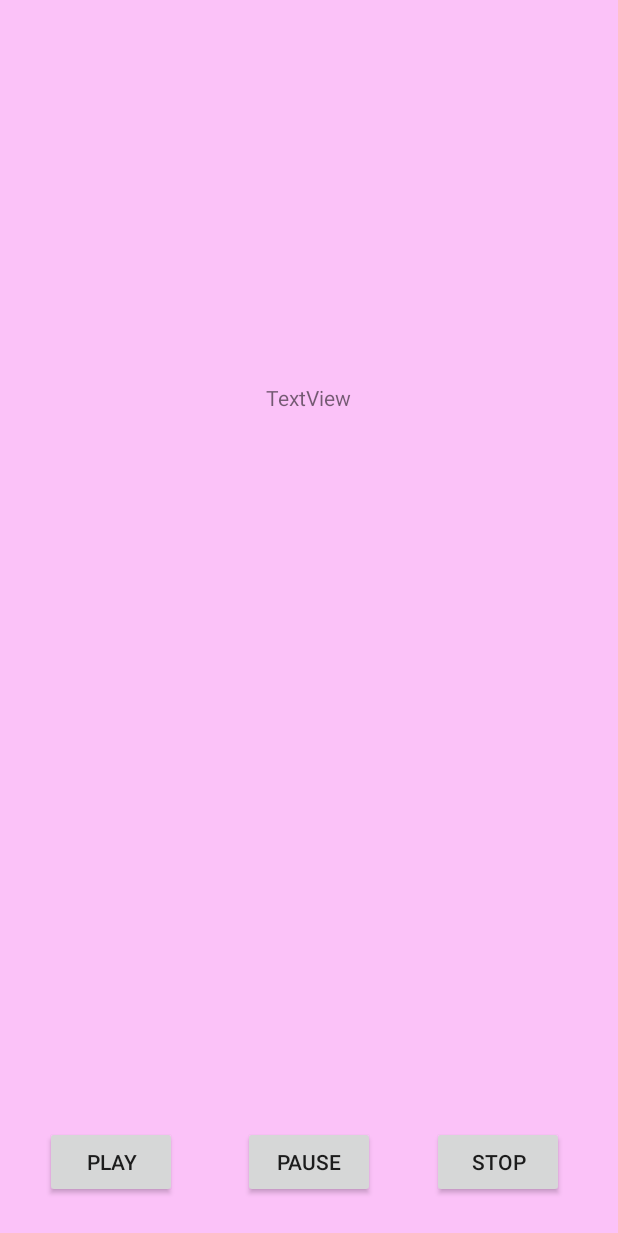
After one commit to rdombrovski/HackYourLife, an Android app: the Meditation screen opened directly, with no data from a screen before it, on a phone screen of 412 x 824 dp. The commit adds this screen. Shown: the top 1233 px of the screen. Run offline under Robolectric (Android 15) with nearby library versions, the phone set to English and light mode, and no system bars.

Commit message:
Basics for Meditation now function

```diff
--- a/app/src/main/AndroidManifest.xml
+++ b/app/src/main/AndroidManifest.xml
@@ -54,6 +54,11 @@
             android:label="Feedback">
         </activity>
 
+        <activity android:name="com.bif812.roman.hackyourlife.Meditation"
+            android:screenOrientation="portrait"
+            android:label="Feedback">
+        </activity>
+
 
         <!-- __________ Define Service. __________ -->
         <service android:name=".StepCounting" />
--- a/app/src/main/java/com/bif812/roman/hackyourlife/FeedbackActivity.java
+++ b/app/src/main/java/com/bif812/roman/hackyourlife/FeedbackActivity.java
@@ -83,7 +83,6 @@ public class FeedbackActivity extends AppCompatActivity {
         startActivity(Intent.createChooser(shareIntent,""));
     }
 
-
     @Override
     public boolean onCreateOptionsMenu(Menu menu) {
         // Inflate the menu; this adds items to the action bar if it is present.
--- /dev/null
+++ b/app/src/main/java/com/bif812/roman/hackyourlife/Meditation.java
@@ -0,0 +1,62 @@
+package com.bif812.roman.hackyourlife;
+
+import android.media.MediaPlayer;
+import android.os.Bundle;
+import android.support.v7.app.AppCompatActivity;
+import android.view.View;
+import android.widget.Button;
+import android.widget.ImageView;
+
+public class Meditation extends AppCompatActivity {
+
+    //Variables
+    Button playButton, pauseButton, stopButton;
+
+    private int paused;
+    MediaPlayerFunction myMediaPlayer;
+
+
+    @Override
+    protected void onCreate(Bundle savedInstanceState) {
+        super.onCreate(savedInstanceState);
+
+        setContentView(R.layout.meditation);
+
+        myMediaPlayer = new MediaPlayerFunction(MediaPlayer.create(Meditation.this, R.raw.chill));
+
+
+        //Initializing and using playButton to play music
+        playButton = (Button) findViewById(R.id.playButton);
+        playButton.setOnClickListener(new View.OnClickListener() {
+            @Override
+            public void onClick(View view) {
+
+                myMediaPlayer.playFunction(MediaPlayer.create(Meditation.this, R.raw.chill), paused);
+
+            }
+        });
+
+        //Initializing and using pauseButton to pause music
+        pauseButton = (Button) findViewById(R.id.pause);
+        pauseButton.setOnClickListener(new View.OnClickListener() {
+            @Override
+            public void onClick(View view) {
+
+                paused=myMediaPlayer.pauseFunction();
+
+            }
+        });
+
+        //Initializing and using stopButton to stop music
+        stopButton = (Button) findViewById(R.id.stop);
+        stopButton.setOnClickListener(new View.OnClickListener() {
+            @Override
+            public void onClick(View view) {
+
+                myMediaPlayer.stopFunction();
+
+            }
+        });
+
+    }
+}
--- /dev/null
+++ b/app/src/main/res/layout/meditation.xml
@@ -0,0 +1,46 @@
+<?xml version="1.0" encoding="utf-8"?>
+<RelativeLayout
+    xmlns:android="http://schemas.android.com/apk/res/android" android:layout_width="match_parent"
+    android:layout_height="match_parent">
+
+    <Button
+        android:id="@+id/playButton"
+        android:layout_width="wrap_content"
+        android:layout_height="wrap_content"
+        android:layout_alignParentBottom="true"
+        android:layout_alignParentStart="true"
+        android:layout_marginBottom="25dp"
+        android:layout_marginStart="30dp"
+        android:layout_weight="1"
+        android:text="Play" />
+
+    <Button
+        android:id="@+id/pause"
+        android:layout_width="wrap_content"
+        android:layout_height="wrap_content"
+        android:layout_alignTop="@+id/playButton"
+        android:layout_centerHorizontal="true"
+        android:layout_weight="1"
+        android:text="Pause" />
+
+    <Button
+        android:id="@+id/stop"
+        android:layout_width="wrap_content"
+        android:layout_height="wrap_content"
+        android:layout_alignParentEnd="true"
+        android:layout_alignTop="@+id/pause"
+        android:layout_marginEnd="36dp"
+        android:layout_weight="1"
+        android:text="Stop" />
+
+    <TextView
+        android:id="@+id/meditate"
+        android:layout_width="wrap_content"
+        android:layout_height="wrap_content"
+        android:layout_alignParentTop="true"
+        android:layout_centerHorizontal="true"
+        android:layout_marginTop="255dp"
+        android:layout_weight="1"
+        android:text="TextView" />
+
+</RelativeLayout>
```
Also changed, not shown: app/src/main/java/com/bif812/roman/hackyourlife/MediaPlayerFunction.java (added, +47 -0 lines), app/src/main/java/com/bif812/roman/hackyourlife/NewGame.java (+16 -5 lines), app/src/main/res/layout/game_start.xml (+8 -9 lines).
